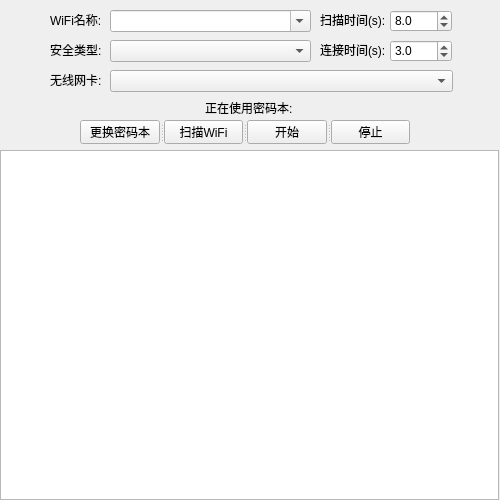
Before: the Qt Designer form wifi_crack_tool_gui.ui in baihengaead/wifi-crack-tool, drawn with Qt 5.
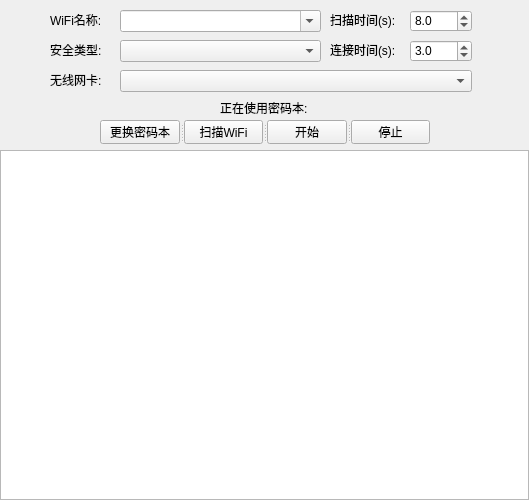
After: the same form once the commit is applied. Icons and pictures are not drawn.

What changed in the file:
```diff
--- a/wifi_crack_tool_gui.ui
+++ b/wifi_crack_tool_gui.ui
@@ -9,7 +9,7 @@
    <rect>
     <x>0</x>
     <y>0</y>
-    <width>500</width>
+    <width>529</width>
     <height>500</height>
    </rect>
   </property>
@@ -27,8 +27,8 @@
   </property>
   <property name="maximumSize">
    <size>
-    <width>500</width>
-    <height>500</height>
+    <width>529</width>
+    <height>600</height>
    </size>
   </property>
   <property name="windowTitle">
@@ -53,7 +53,7 @@
    </property>
    <property name="maximumSize">
     <size>
-     <width>500</width>
+     <width>529</width>
      <height>500</height>
     </size>
    </property>
@@ -62,7 +62,7 @@
      <rect>
       <x>50</x>
       <y>10</y>
-      <width>54</width>
+      <width>71</width>
       <height>20</height>
      </rect>
     </property>
@@ -73,7 +73,7 @@
    <widget class="QComboBox" name="cbo_wifi_name">
     <property name="geometry">
      <rect>
-      <x>110</x>
+      <x>120</x>
       <y>10</y>
       <width>201</width>
       <height>22</height>
@@ -106,7 +106,7 @@
      <rect>
       <x>50</x>
       <y>40</y>
-      <width>54</width>
+      <width>71</width>
       <height>20</height>
      </rect>
     </property>
@@ -117,7 +117,7 @@
    <widget class="QComboBox" name="cbo_security_type">
     <property name="geometry">
      <rect>
-      <x>110</x>
+      <x>120</x>
       <y>40</y>
       <width>201</width>
       <height>22</height>
@@ -147,7 +147,7 @@
      <rect>
       <x>50</x>
       <y>70</y>
-      <width>54</width>
+      <width>71</width>
       <height>20</height>
      </rect>
     </property>
@@ -158,9 +158,9 @@
    <widget class="QComboBox" name="cbo_wnic">
     <property name="geometry">
      <rect>
-      <x>110</x>
+      <x>120</x>
       <y>70</y>
-      <width>343</width>
+      <width>352</width>
       <height>22</height>
      </rect>
     </property>
@@ -178,7 +178,7 @@
     </property>
     <property name="maximumSize">
      <size>
-      <width>343</width>
+      <width>352</width>
       <height>22</height>
      </size>
     </property>
@@ -188,7 +188,7 @@
      <rect>
       <x>5</x>
       <y>100</y>
-      <width>491</width>
+      <width>521</width>
       <height>16</height>
      </rect>
     </property>
@@ -204,7 +204,7 @@
      <rect>
       <x>0</x>
       <y>150</y>
-      <width>499</width>
+      <width>529</width>
       <height>350</height>
      </rect>
     </property>
@@ -212,7 +212,7 @@
    <widget class="QSplitter" name="splitter">
     <property name="geometry">
      <rect>
-      <x>80</x>
+      <x>100</x>
       <y>120</y>
       <width>331</width>
       <height>24</height>
@@ -245,9 +245,9 @@
    <widget class="QLabel" name="lbl_scan_time">
     <property name="geometry">
      <rect>
-      <x>320</x>
+      <x>330</x>
       <y>10</y>
-      <width>71</width>
+      <width>81</width>
       <height>20</height>
      </rect>
     </property>
@@ -258,7 +258,7 @@
    <widget class="QDoubleSpinBox" name="dbl_scan_time">
     <property name="geometry">
      <rect>
-      <x>390</x>
+      <x>410</x>
       <y>10</y>
       <width>62</width>
       <height>22</height>
@@ -280,9 +280,9 @@
    <widget class="QLabel" name="lbl_connect_time">
     <property name="geometry">
      <rect>
-      <x>320</x>
+      <x>330</x>
       <y>40</y>
-      <width>71</width>
+      <width>81</width>
       <height>20</height>
      </rect>
     </property>
@@ -293,7 +293,7 @@
    <widget class="QDoubleSpinBox" name="dbl_connect_time">
     <property name="geometry">
      <rect>
-      <x>390</x>
+      <x>410</x>
       <y>40</y>
       <width>62</width>
       <height>22</height>
```
Left out of the diff: 2 changed lines with no effect on the pictures.
